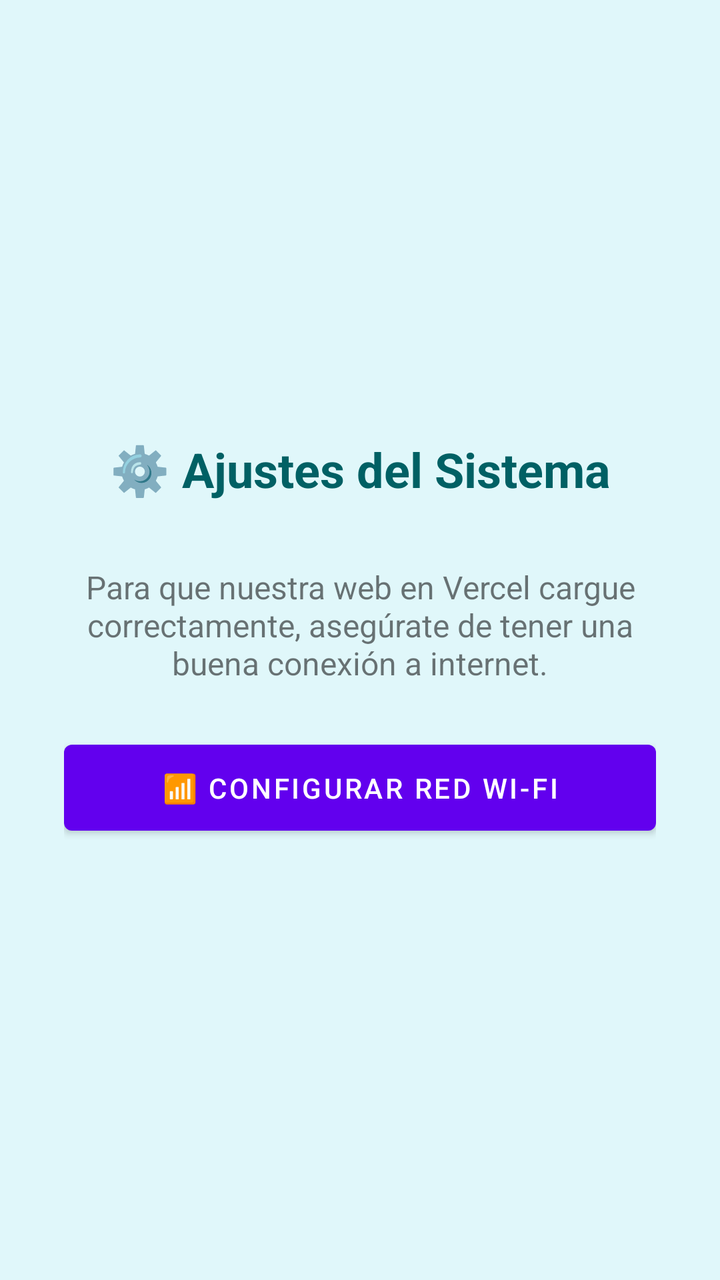
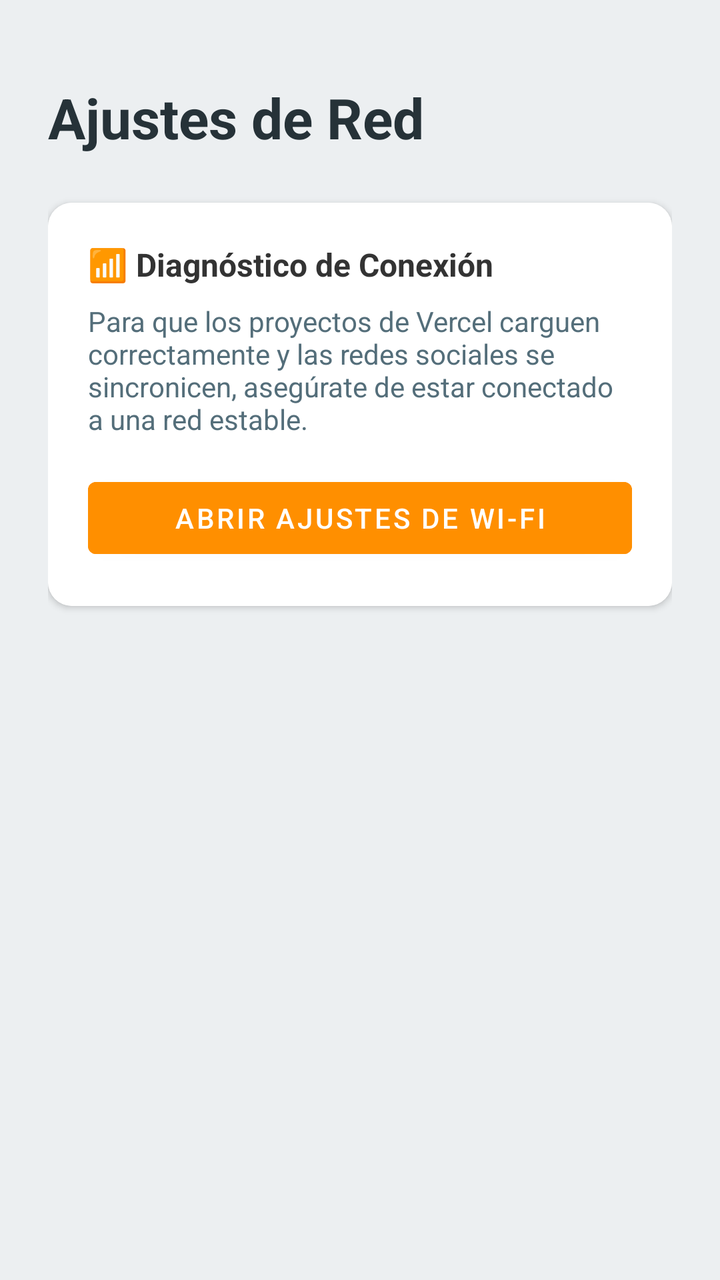

The first picture is an Android layout as it rendered before a commit; the second is the same layout after the commit. The layout source and the unified diff follow.
<!-- AndroidManifest.xml: application theme Theme.SBAO -->
<!-- res/layout/activity_config.xml -->
<?xml version="1.0" encoding="utf-8"?>
<LinearLayout xmlns:android="http://schemas.android.com/apk/res/android"
    android:layout_width="match_parent"
    android:layout_height="match_parent"
    android:orientation="vertical"
    android:padding="32dp"
    android:gravity="center"
    android:background="#E0F7FA"> 

    <TextView
        android:layout_width="match_parent"
        android:layout_height="wrap_content"
        android:text="⚙️ Ajustes del Sistema"
        android:textSize="24sp"
        android:textStyle="bold"
        android:gravity="center"
        android:layout_marginBottom="32dp"
        android:textColor="#006064"/>

    <TextView
        android:layout_width="match_parent"
        android:layout_height="wrap_content"
        android:text="Para que nuestra web en Vercel cargue correctamente, asegúrate de tener una buena conexión a internet."
        android:textSize="16sp"
        android:textAlignment="center"
        android:layout_marginBottom="24dp"/>

    <Button
        android:id="@+id/btnWifi"
        android:layout_width="match_parent"
        android:layout_height="wrap_content"
        android:text="📶 Configurar Red Wi-Fi"
        android:padding="12dp" />

</LinearLayout>
<!-- resources referenced by this layout -->
<resources>
  <style name="Theme.SBAO" parent="Theme.MaterialComponents.DayNight.DarkActionBar">
          
          <item name="colorPrimary">@color/purple_500</item>
          <item name="colorPrimaryVariant">@color/purple_700</item>
          <item name="colorOnPrimary">@color/white</item>
          
          <item name="colorSecondary">@color/teal_200</item>
          <item name="colorSecondaryVariant">@color/teal_700</item>
          <item name="colorOnSecondary">@color/black</item>
          
          <item name="android:statusBarColor">?attr/colorPrimaryVariant</item>
          
      </style>
  <color name="purple_500">#FF6200EE</color>
  <color name="purple_700">#FF3700B3</color>
  <color name="white">#FFFFFFFF</color>
  <color name="teal_200">#FF03DAC5</color>
  <color name="teal_700">#FF018786</color>
  <color name="black">#FF000000</color>
</resources>

<!-- the commit's change to res/layout/activity_config.xml (unified diff, before → after) -->
@@ -1,35 +1,60 @@
 <?xml version="1.0" encoding="utf-8"?>
 <LinearLayout xmlns:android="http://schemas.android.com/apk/res/android"
+    xmlns:app="http://schemas.android.com/apk/res-auto"
     android:layout_width="match_parent"
     android:layout_height="match_parent"
     android:orientation="vertical"
-    android:padding="32dp"
-    android:gravity="center"
-    android:background="#E0F7FA"> 
+    android:padding="24dp"
+    android:gravity="top"
+    android:background="#ECEFF1">
 
     <TextView
         android:layout_width="match_parent"
         android:layout_height="wrap_content"
-        android:text="⚙️ Ajustes del Sistema"
-        android:textSize="24sp"
+        android:text="Ajustes de Red"
+        android:textSize="28sp"
         android:textStyle="bold"
-        android:gravity="center"
-        android:layout_marginBottom="32dp"
-        android:textColor="#006064"/>
+        android:textColor="#263238"
+        android:layout_marginTop="16dp"
+        android:layout_marginBottom="24dp"/>
 
-    <TextView
+    <androidx.cardview.widget.CardView
         android:layout_width="match_parent"
         android:layout_height="wrap_content"
-        android:text="Para que nuestra web en Vercel cargue correctamente, asegúrate de tener una buena conexión a internet."
-        android:textSize="16sp"
-        android:textAlignment="center"
-        android:layout_marginBottom="24dp"/>
+        app:cardCornerRadius="12dp"
+        app:cardElevation="2dp">
 
-    <Button
-        android:id="@+id/btnWifi"
-        android:layout_width="match_parent"
-        android:layout_height="wrap_content"
-        android:text="📶 Configurar Red Wi-Fi"
-        android:padding="12dp" />
+        <LinearLayout
+            android:layout_width="match_parent"
+            android:layout_height="wrap_content"
+            android:orientation="vertical"
+            android:padding="20dp"
+            android:background="#FFFFFF">
+
+            <TextView
+                android:layout_width="match_parent"
+                android:layout_height="wrap_content"
+                android:text="📶 Diagnóstico de Conexión"
+                android:textStyle="bold"
+                android:textSize="16sp"
+                android:textColor="#333333"
+                android:layout_marginBottom="8dp"/>
+
+            <TextView
+                android:layout_width="match_parent"
+                android:layout_height="wrap_content"
+                android:text="Para que los proyectos de Vercel carguen correctamente y las redes sociales se sincronicen, asegúrate de estar conectado a una red estable."
+                android:textSize="14sp"
+                android:textColor="#546E7A"
+                android:layout_marginBottom="16dp"/>
+
+            <Button
+                android:id="@+id/btnWifi"
+                android:layout_width="match_parent"
+                android:layout_height="wrap_content"
+                android:text="Abrir Ajustes de Wi-Fi"
+                android:backgroundTint="#FF8F00"/>
+        </LinearLayout>
+    </androidx.cardview.widget.CardView>
 
 </LinearLayout>
